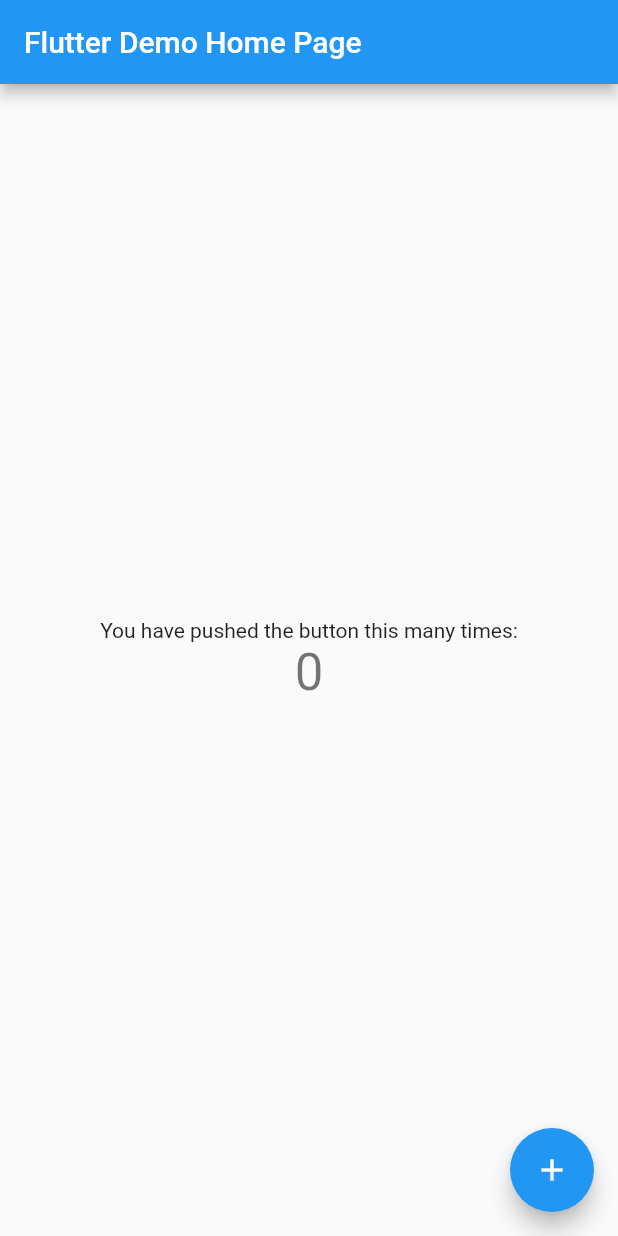
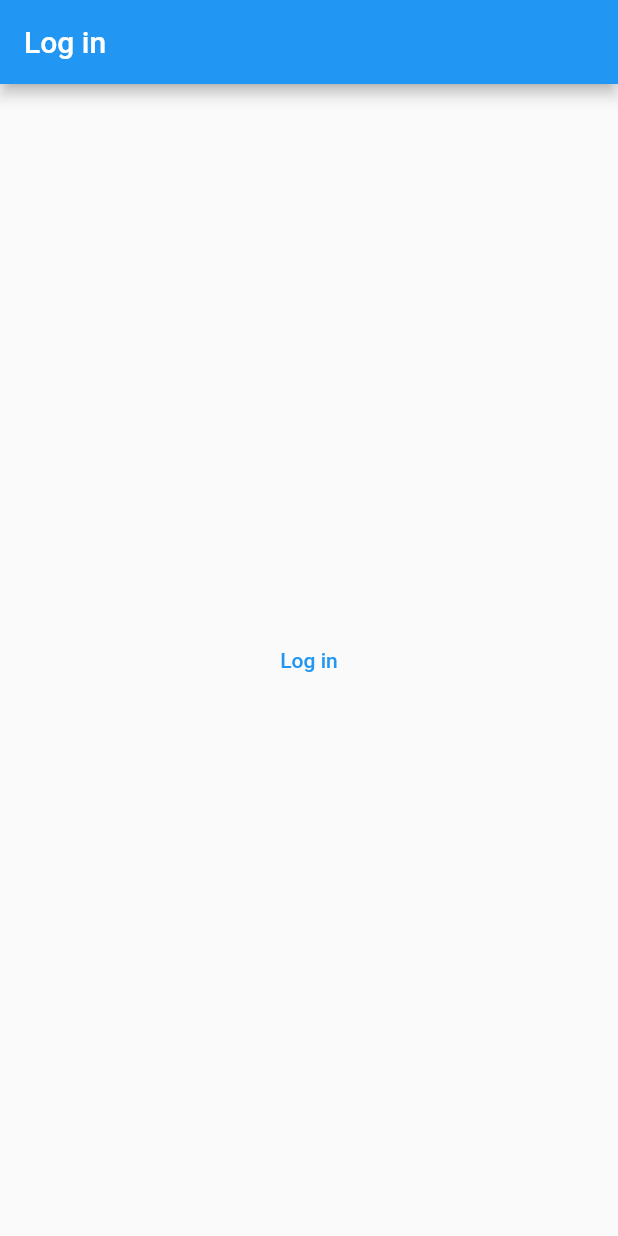
Before and after one commit to josgar14/login-overlay-loading., a Flutter app: the screen it shows after launch, on a phone screen of 412 x 824 dp. Run offline on Flutter 3.47's test engine with Material 2 defaults, Android fonts, the light colour scheme and no system bars; our stand-ins replace bloc, flutter_bloc.

Commit message:
overlay loading screen
An app that simulates a login with an overlay loading screen.

```diff
--- /dev/null
+++ b/lib/auth/auth_provider.dart
@@ -0,0 +1,17 @@
+class AuthProvider {
+  static final AuthProvider _shared = AuthProvider._sharedInstance();
+  AuthProvider._sharedInstance();
+  factory AuthProvider() => _shared;
+
+  Future<void> login() async {
+    await Future.delayed(
+      const Duration(seconds: 2),
+    );
+  }
+
+  Future<void> logout() async {
+    await Future.delayed(
+      const Duration(seconds: 2),
+    );
+  }
+}
--- /dev/null
+++ b/lib/auth/bloc/auth_bloc.dart
@@ -0,0 +1,25 @@
+import 'package:bloc/bloc.dart';
+import 'package:livedemo/auth/auth_provider.dart';
+import 'package:meta/meta.dart';
+part 'auth_event.dart';
+part 'auth_state.dart';
+
+class AuthBloc extends Bloc<AuthEvent, AuthState> {
+  final AuthProvider provider;
+  AuthBloc({required this.provider})
+      : super(const AuthStateLoggedOut(isLoading: false)) {
+    on<AuthEventLogin>((event, emit) async {
+      emit(const AuthStateLoggedOut(isLoading: true));
+      await provider.login();
+      emit(const AuthStateLoggedIn(isLoading: false));
+    });
+
+    on<AuthEventLogout>(
+      (event, emit) async {
+        emit(const AuthStateLoggedIn(isLoading: true));
+        provider.logout();
+        emit(const AuthStateLoggedOut(isLoading: false));
+      },
+    );
+  }
+}
--- /dev/null
+++ b/lib/auth/bloc/auth_event.dart
@@ -0,0 +1,14 @@
+part of 'auth_bloc.dart';
+
+@immutable
+abstract class AuthEvent {
+  const AuthEvent();
+}
+
+class AuthEventLogin extends AuthEvent {
+  const AuthEventLogin();
+}
+
+class AuthEventLogout extends AuthEvent {
+  const AuthEventLogout();
+}
--- /dev/null
+++ b/lib/auth/bloc/auth_state.dart
@@ -0,0 +1,18 @@
+part of 'auth_bloc.dart';
+
+@immutable
+abstract class AuthState {
+  final bool isLoading;
+
+  const AuthState({required this.isLoading});
+}
+
+class AuthStateLoggedIn extends AuthState {
+  const AuthStateLoggedIn({required bool isLoading})
+      : super(isLoading: isLoading);
+}
+
+class AuthStateLoggedOut extends AuthState {
+  const AuthStateLoggedOut({required bool isLoading})
+      : super(isLoading: isLoading);
+}
--- a/lib/main.dart
+++ b/lib/main.dart
@@ -1,115 +1,49 @@
 import 'package:flutter/material.dart';
+import 'package:flutter_bloc/flutter_bloc.dart';
+import 'package:livedemo/auth/auth_provider.dart';
+import 'package:livedemo/auth/bloc/auth_bloc.dart';
+import 'package:livedemo/views/home_view.dart';
+import 'package:livedemo/views/loading_screen.dart';
+import 'package:livedemo/views/login_view.dart';
 
 void main() {
-  runApp(const MyApp());
+  runApp(MaterialApp(
+    home: BlocProvider<AuthBloc>(
+      create: (context) => AuthBloc(provider: AuthProvider()),
+      child: const HomePage(),
+    ),
+  ));
 }
 
-class MyApp extends StatelessWidget {
-  const MyApp({super.key});
+class HomePage extends StatelessWidget {
+  const HomePage({super.key});
 
-  // This widget is the root of your application.
   @override
   Widget build(BuildContext context) {
-    return MaterialApp(
-      title: 'Flutter Demo',
-      theme: ThemeData(
-        // This is the theme of your application.
-        //
-        // Try running your application with "flutter run". You'll see the
-        // application has a blue toolbar. Then, without quitting the app, try
-        // changing the primarySwatch below to Colors.green and then invoke
-        // "hot reload" (press "r" in the console where you ran "flutter run",
-        // or simply save your changes to "hot reload" in a Flutter IDE).
-        // Notice that the counter didn't reset back to zero; the application
-        // is not restarted.
-        primarySwatch: Colors.blue,
-      ),
-      home: const MyHomePage(title: 'Flutter Demo Home Page'),
+    return BlocConsumer<AuthBloc, AuthState>(
+      builder: (context, state) {
+        if (state is AuthStateLoggedOut) {
+          return const LoginView();
+        } else if (state is AuthStateLoggedIn) {
+          return const HomeView();
+        } else {
+          return const Scaffold(
+            body: Center(
+              child: CircularProgressIndicator(),
+            ),
+          );
+        }
+      },
+      listener: (context, state) {
+        if (state.isLoading) {
+          LoadingScreen().show(
+            context: context,
+            text: 'Please wait a moment...',
+          );
+        } else {
+          LoadingScreen().hide();
+        }
+      },
     );
   }
 }
-
-class MyHomePage extends StatefulWidget {
-  const MyHomePage({super.key, required this.title});
-
-  // This widget is the home page of your application. It is stateful, meaning
-  // that it has a State object (defined below) that contains fields that affect
-  // how it looks.
-
-  // This class is the configuration for the state. It holds the values (in this
-  // case the title) provided by the parent (in this case the App widget) and
-  // used by the build method of the State. Fields in a Widget subclass are
-  // always marked "final".
-
-  final String title;
-
-  @override
-  State<MyHomePage> createState() => _MyHomePageState();
-}
-
-class _MyHomePageState extends State<MyHomePage> {
-  int _counter = 0;
-
-  void _incrementCounter() {
-    setState(() {
-      // This call to setState tells the Flutter framework that something has
-      // changed in this State, which causes it to rerun the build method below
-      // so that the display can reflect the updated values. If we changed
-      // _counter without calling setState(), then the build method would not be
-      // called again, and so nothing would appear to happen.
-      _counter++;
-    });
-  }
-
-  @override
-  Widget build(BuildContext context) {
-    // This method is rerun every time setState is called, for instance as done
-    // by the _incrementCounter method above.
-    //
-    // The Flutter framework has been optimized to make rerunning build methods
-    // fast, so that you can just rebuild anything that needs updating rather
-    // than having to individually change instances of widgets.
-    return Scaffold(
-      appBar: AppBar(
-        // Here we take the value from the MyHomePage object that was created by
-        // the App.build method, and use it to set our appbar title.
-        title: Text(widget.title),
-      ),
-      body: Center(
-        // Center is a layout widget. It takes a single child and positions it
-        // in the middle of the parent.
-        child: Column(
-          // Column is also a layout widget. It takes a list of children and
-          // arranges them vertically. By default, it sizes itself to fit its
-          // children horizontally, and tries to be as tall as its parent.
-          //
-          // Invoke "debug painting" (press "p" in the console, choose the
-          // "Toggle Debug Paint" action from the Flutter Inspector in Android
-          // Studio, or the "Toggle Debug Paint" command in Visual Studio Code)
-          // to see the wireframe for each widget.
-          //
-          // Column has various properties to control how it sizes itself and
-          // how it positions its children. Here we use mainAxisAlignment to
-          // center the children vertically; the main axis here is the vertical
-          // axis because Columns are vertical (the cross axis would be
-          // horizontal).
-          mainAxisAlignment: MainAxisAlignment.center,
-          children: <Widget>[
-            const Text(
-              'You have pushed the button this many times:',
-            ),
-            Text(
-              '$_counter',
-              style: Theme.of(context).textTheme.headline4,
-            ),
-          ],
-        ),
-      ),
-      floatingActionButton: FloatingActionButton(
-        onPressed: _incrementCounter,
-        tooltip: 'Increment',
-        child: const Icon(Icons.add),
-      ), // This trailing comma makes auto-formatting nicer for build methods.
-    );
-  }
-}
--- /dev/null
+++ b/lib/views/loading_screen_controller.dart
@@ -0,0 +1,15 @@
+import 'package:flutter/foundation.dart' show immutable;
+
+typedef CloseLoadingScreen = bool Function();
+typedef UpdateLoadingScreen = bool Function(String text);
+
+@immutable
+class LoadingScreenController {
+  final CloseLoadingScreen close;
+  final UpdateLoadingScreen update;
+
+  const LoadingScreenController({
+    required this.close,
+    required this.update,
+  });
+}
--- /dev/null
+++ b/lib/views/login_view.dart
@@ -0,0 +1,24 @@
+import 'package:flutter/material.dart';
+import 'package:livedemo/auth/bloc/auth_bloc.dart';
+import 'package:flutter_bloc/flutter_bloc.dart';
+
+class LoginView extends StatelessWidget {
+  const LoginView({super.key});
+
+  @override
+  Widget build(BuildContext context) {
+    return Scaffold(
+      appBar: AppBar(
+        title: const Text('Log in'),
+      ),
+      body: Center(
+        child: TextButton(
+          onPressed: () {
+            context.read<AuthBloc>().add(const AuthEventLogin());
+          },
+          child: const Text('Log in'),
+        ),
+      ),
+    );
+  }
+}
```
Also changed, not shown: lib/views/home_view.dart (added, +24 -0 lines), lib/views/loading_screen.dart (added, +105 -0 lines), 1 other file.
